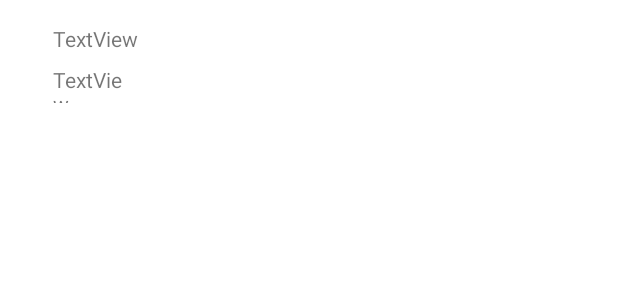
After one commit to DanielBeilin/MyWine, an Android app: the layout comment_list_row.xml on its own in the app's theme, with its tools: preview values and no code run, on a phone screen of 412 x 824 dp. The commit adds this screen. Shown: the top 300 px of the screen. Run offline under Robolectric (Android 15) with nearby library versions, the phone set to English and light mode, and no system bars.

Commit message:
bug fixes

```diff
--- /dev/null
+++ b/app/src/main/res/layout/comment_list_row.xml
@@ -0,0 +1,33 @@
+<?xml version="1.0" encoding="utf-8"?>
+<androidx.constraintlayout.widget.ConstraintLayout xmlns:android="http://schemas.android.com/apk/res/android"
+    xmlns:app="http://schemas.android.com/apk/res-auto"
+    xmlns:tools="http://schemas.android.com/tools"
+    android:layout_width="match_parent"
+    android:layout_height="match_parent">
+
+    <TextView
+        android:id="@+id/comment_row_username_tv"
+        android:layout_width="0dp"
+        android:layout_height="19dp"
+        android:layout_marginStart="35dp"
+        android:layout_marginTop="16dp"
+        android:layout_marginEnd="318dp"
+        android:text="TextView"
+        app:layout_constraintEnd_toEndOf="parent"
+        app:layout_constraintHorizontal_bias="0.058"
+        app:layout_constraintStart_toStartOf="parent"
+        app:layout_constraintTop_toTopOf="parent" />
+
+    <TextView
+        android:id="@+id/comment_row_content_tv"
+        android:layout_width="56dp"
+        android:layout_height="25dp"
+        android:layout_marginStart="35dp"
+        android:layout_marginTop="8dp"
+        android:layout_marginEnd="318dp"
+        android:text="TextView"
+        app:layout_constraintEnd_toEndOf="parent"
+        app:layout_constraintHorizontal_bias="0.0"
+        app:layout_constraintStart_toStartOf="parent"
+        app:layout_constraintTop_toBottomOf="@+id/comment_row_username_tv" />
+</androidx.constraintlayout.widget.ConstraintLayout>
```
Also changed, not shown: app/src/main/java/com/example/mywine/CommentListRvViewModel.java (added, +16 -0 lines), app/src/main/java/com/example/mywine/FeedFragment.java (+73 -1 lines), app/src/main/java/com/example/mywine/model/Comment/Comment.java (+13 -16 lines), app/src/main/java/com/example/mywine/model/ModelFirebase.java (+4 -4 lines), app/src/main/java/com/example/mywine/model/Post/Post.java (+10 -5 lines), app/src/main/java/com/example/mywine/model/User/User.java (+5 -3 lines), app/src/main/res/layout/post_list_row.xml (+5 -5 lines).
